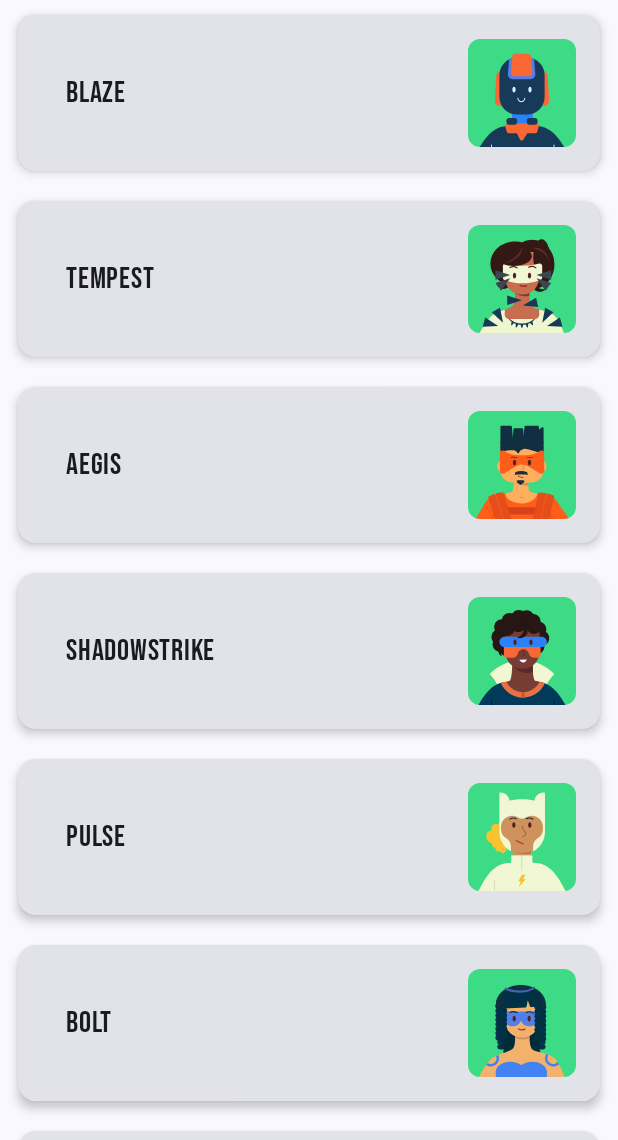
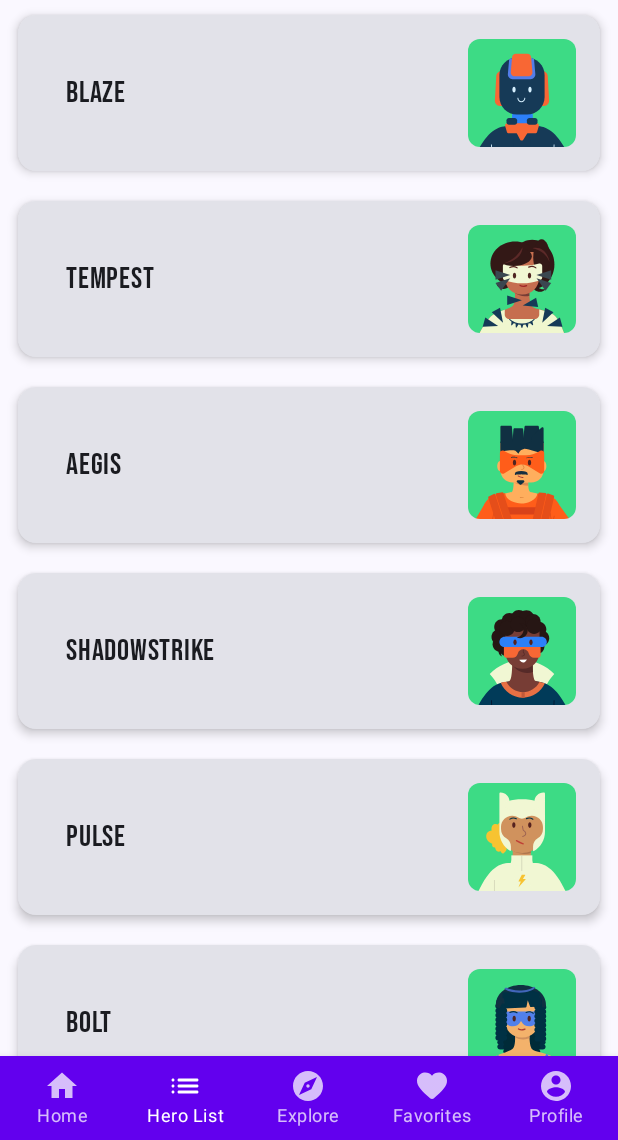
Before and after one commit to ashwanil23/Project-SuperHero-App, an Android app built with Jetpack Compose: the screen it shows after launch (MainActivity), on a phone screen of 412 x 824 dp, the part 96-1236 px from its top. Run offline under Robolectric (Android 15) with nearby library versions, the phone set to English and light mode, and no system bars; our stand-ins replace window size class; Roboto replaces fonts that are not available here.

Commit message:
24-10-24

```diff
--- a/app/build.gradle.kts
+++ b/app/build.gradle.kts
@@ -75,4 +75,5 @@ dependencies {
     implementation("androidx.lifecycle:lifecycle-viewmodel-compose:2.6.1")
     implementation("androidx.compose.material:material-icons-extended:<version>")
     implementation("androidx.compose.material3:material3-window-size-class")
+    implementation ("androidx.compose.material:material:1.3.0")
 }
--- /dev/null
+++ b/app/src/main/java/com/kingkong/practicescrollablelistanimationsactivitylifecycles/enumClass/AppNavType.kt
@@ -0,0 +1,5 @@
+package com.kingkong.practicescrollablelistanimationsactivitylifecycles.enumClass
+
+enum class AppNavType {
+    BOTTOM_NAVIGATION, NAVIGATION_RAIL, PERMANENT_NAVIGATION_DRAWER
+}
--- /dev/null
+++ b/app/src/main/java/com/kingkong/practicescrollablelistanimationsactivitylifecycles/enumClass/Page.kt
@@ -0,0 +1,10 @@
+package com.kingkong.practicescrollablelistanimationsactivitylifecycles.enumClass
+
+enum class Page {
+    HERO_LIST,
+    HERO_PROFILE,
+    HOME,
+    FAVORITES,
+    EXPLORE,
+    PROFILE
+}
--- a/app/src/main/java/com/kingkong/practicescrollablelistanimationsactivitylifecycles/model/NavigationItemResource.kt
+++ b/app/src/main/java/com/kingkong/practicescrollablelistanimationsactivitylifecycles/model/NavigationItemResource.kt
@@ -103,6 +103,7 @@ object BottomNavItems {
         BottomNavItem(title = R.string.hero_list, icon = R.drawable.ic_list, route = "hero_list"),
         BottomNavItem(title = R.string.explore, icon = R.drawable.ic_explore, route = "explore"),
         BottomNavItem(title = R.string.favorites, icon = R.drawable.ic_favorite, route = "favorites"),
-        BottomNavItem(title = R.string.profile, icon = R.drawable.ic_profile, route = "profile")
+        BottomNavItem(title = R.string.profile, icon = R.drawable.ic_profile, route = "profile"),
+        BottomNavItem(title = R.string.support, icon = R.drawable.ic_support, route = "support"),
     )
 }
--- a/app/src/main/java/com/kingkong/practicescrollablelistanimationsactivitylifecycles/screen/App.kt
+++ b/app/src/main/java/com/kingkong/practicescrollablelistanimationsactivitylifecycles/screen/App.kt
@@ -23,8 +23,112 @@ import androidx.navigation.compose.currentBackStackEntryAsState
 import androidx.navigation.compose.rememberNavController
 import androidx.navigation.navArgument
 import com.kingkong.practicescrollablelistanimationsactivitylifecycles.Routes
+import com.kingkong.practicescrollablelistanimationsactivitylifecycles.enumClass.AppNavType
 import com.kingkong.practicescrollablelistanimationsactivitylifecycles.viewmodel.HomeScreenViewModel
 import com.kingkong.practicescrollablelistanimationsactivitylifecycles.viewmodel.NavigationItemViewModel
+//
+//@OptIn(ExperimentalMaterial3Api::class)
+//@Composable
+//fun SuperHeroApp(
+//    homeScreenViewModel: HomeScreenViewModel = viewModel(),
+//    navController: NavHostController = rememberNavController(),
+//    navigationItemViewModel: NavigationItemViewModel = viewModel(),
+//    windowSize: WindowWidthSizeClass
+//
+//) {
+////    val hero = Hero(
+////        R.string.hero1,
+////        R.string.description1,
+////        R.drawable.android_superhero1
+////    )
+////    Scaffold(
+////        modifier = Modifier.fillMaxSize(),
+////        topBar = { SuperHeroAppTopBar() }
+////    ) { paddingValues ->
+////        Column(modifier = Modifier.padding(paddingValues)) {
+////            val hero = hero//HeroDataResource.heroList.getOrNull(0) // Ensure hero exists
+////            //hero?.let {
+//////                ScrollableHeroListItem(hero = it, modifier = Modifier.fillMaxWidth())
+//////            }
+////            ScrollableHeroListItem(hero = hero)
+////        }
+////    }
+//    //        val heroes = HeroDataResource.heroList
+//    //        ScrollableHeroList(heroes = heroes, modifier = Modifier.padding(it))
+//
+//    var isMenuClicked by rememberSaveable { mutableStateOf(false) }
+//    val scrollBehavior = TopAppBarDefaults.exitUntilCollapsedScrollBehavior(rememberTopAppBarState())
+//    val backStackEntry by navController.currentBackStackEntryAsState()
+//    val currentScreen = backStackEntry?.destination?.route?: Routes.HERO_LIST
+//    val navigationType: AppNavType
+//    when (windowSize) {
+//        WindowWidthSizeClass.Compact -> {
+//            navigationType = AppNavType.BOTTOM_NAVIGATION
+//        }
+//        WindowWidthSizeClass.Medium -> {
+//            navigationType = AppNavType.NAVIGATION_RAIL
+//        }
+//        WindowWidthSizeClass.Expanded -> {
+//            navigationType = AppNavType.PERMANENT_NAVIGATION_DRAWER
+//        }
+//        else -> {
+//            navigationType = AppNavType.BOTTOM_NAVIGATION
+//        }
+//    }
+//
+//    ModelNavigationDrawer(
+//        isMenuClicked = isMenuClicked,
+//        onDrawerClose = { isMenuClicked = false }
+//    ){
+//        Scaffold(
+//            modifier = Modifier
+//                .fillMaxSize(),
+//            topBar = {
+//                SuperHeroAppTopBar(
+//                    scrollBehavior,
+//                    currentScreen = currentScreen,
+//                    canNavigateBack = navController.previousBackStackEntry != null,
+//                    navigateUp = {navController.navigateUp()},
+//                    onMenuClicked = { isMenuClicked = !isMenuClicked }
+//                )
+//            },
+//            bottomBar = {
+//                if (navigationType == AppNavType.BOTTOM_NAVIGATION) {
+//                    BottomNavigationBar(navigationItemViewModel)
+//                }
+//            }
+//        ) { innerPadding ->
+//            val uiState by homeScreenViewModel.uiState.collectAsState()
+//            NavHost(
+//                navController = navController,
+//                startDestination = Routes.HERO_LIST
+//            ) {
+//                composable(route = Routes.HERO_LIST) {
+//                    ScrollableHeroList(
+//                        homeScreenViewModel,
+//                        modifier = Modifier.padding(innerPadding),
+//                        onHeroSelected = { heroId ->
+//                            navController.navigate("hero_profile/$heroId")
+//                        }
+//                    )
+//                }
+//                composable(
+//                    route = Routes.HERO_PROFILE,
+//                    arguments = listOf(navArgument("heroId") { type = NavType.IntType })
+//                ) { backStackEntry ->
+//                    val heroId = backStackEntry.arguments?.getInt("heroId") ?: 0
+//                    HeroProfile(
+//                        homeScreenViewModel,
+//                        modifier = Modifier.padding(innerPadding),
+//                        heroId = heroId
+//                    )
+//                }
+//                //        val heroes = HeroDataResource.heroList
+//                //        ScrollableHeroList(heroes = heroes, modifier = Modifier.padding(it))
+//            }
+//        }
+//    }
+//}
 
 @OptIn(ExperimentalMaterial3Api::class)
 @Composable
@@ -32,55 +136,40 @@ fun SuperHeroApp(
     homeScreenViewModel: HomeScreenViewModel = viewModel(),
     navController: NavHostController = rememberNavController(),
     navigationItemViewModel: NavigationItemViewModel = viewModel(),
-    windowSize: WindowWidthSizeClass
+    windowSize: WindowWidthSizeClass,
+    navigationViewModel: NavigationItemViewModel = viewModel()
 ) {
-//    val hero = Hero(
-//        R.string.hero1,
-//        R.string.description1,
-//        R.drawable.android_superhero1
-//    )
-//    Scaffold(
-//        modifier = Modifier.fillMaxSize(),
-//        topBar = { SuperHeroAppTopBar() }
-//    ) { paddingValues ->
-//        Column(modifier = Modifier.padding(paddingValues)) {
-//            val hero = hero//HeroDataResource.heroList.getOrNull(0) // Ensure hero exists
-//            //hero?.let {
-////                ScrollableHeroListItem(hero = it, modifier = Modifier.fillMaxWidth())
-////            }
-//            ScrollableHeroListItem(hero = hero)
-//        }
-//    }
-    //        val heroes = HeroDataResource.heroList
-    //        ScrollableHeroList(heroes = heroes, modifier = Modifier.padding(it))
-
     var isMenuClicked by rememberSaveable { mutableStateOf(false) }
     val scrollBehavior = TopAppBarDefaults.exitUntilCollapsedScrollBehavior(rememberTopAppBarState())
     val backStackEntry by navController.currentBackStackEntryAsState()
-    val currentScreen = backStackEntry?.destination?.route?: Routes.HERO_LIST
-
-//    when(windowSize){
-//        WindowWidthSizeClass.Compact -> CompactScreen(navController, navigationItemViewModel)
-//        WindowWidthSizeClass.Medium -> MediumScreen(navController, navigationItemViewModel)
-//        WindowWidthSizeClass.Expanded -> ExpandedScreen(navController, navigationItemViewModel)
-//        else -> CompactScreen(navController, navigationItemViewModel)
-//    }
+    val currentScreen = backStackEntry?.destination?.route ?: Routes.HERO_LIST
+    val navigationType = when (windowSize) {
+        WindowWidthSizeClass.Compact -> AppNavType.BOTTOM_NAVIGATION
+        WindowWidthSizeClass.Medium -> AppNavType.NAVIGATION_RAIL
+        WindowWidthSizeClass.Expanded -> AppNavType.PERMANENT_NAVIGATION_DRAWER
+        else -> AppNavType.BOTTOM_NAVIGATION
+    }
 
     ModelNavigationDrawer(
         isMenuClicked = isMenuClicked,
-        onDrawerClose = { isMenuClicked = false }
-    ){
+        onDrawerClose = { isMenuClicked = false },
+        navigationItemViewModel = navigationItemViewModel
+    ) {
         Scaffold(
-            modifier = Modifier
-                .fillMaxSize(),
+            modifier = Modifier.fillMaxSize(),
             topBar = {
                 SuperHeroAppTopBar(
-                    scrollBehavior,
+                    scrollBehavior = scrollBehavior,
                     currentScreen = currentScreen,
                     canNavigateBack = navController.previousBackStackEntry != null,
-                    navigateUp = {navController.navigateUp()},
+                    navigateUp = { navController.navigateUp() },
                     onMenuClicked = { isMenuClicked = !isMenuClicked }
                 )
+            },
+            bottomBar = {
+                if (navigationType == AppNavType.BOTTOM_NAVIGATION) {
+                    BottomNavigationBar(navigationViewModel)
+                }
             }
         ) { innerPadding ->
             val uiState by homeScreenViewModel.uiState.collectAsState()
@@ -108,8 +197,6 @@ fun SuperHeroApp(
                         heroId = heroId
                     )
                 }
-                //        val heroes = HeroDataResource.heroList
-                //        ScrollableHeroList(heroes = heroes, modifier = Modifier.padding(it))
             }
         }
     }
--- /dev/null
+++ b/app/src/main/java/com/kingkong/practicescrollablelistanimationsactivitylifecycles/screen/BottomNavigationBar.kt
@@ -0,0 +1,52 @@
+package com.kingkong.practicescrollablelistanimationsactivitylifecycles.screen
+
+import androidx.compose.material.BottomNavigation
+import androidx.compose.material.BottomNavigationItem
+import androidx.compose.material.Icon
+import androidx.compose.material.Text
+import androidx.compose.runtime.Composable
+import androidx.compose.runtime.collectAsState
+import androidx.compose.runtime.getValue
+import androidx.compose.ui.res.painterResource
+import androidx.navigation.NavController
+import com.kingkong.practicescrollablelistanimationsactivitylifecycles.R
+import com.kingkong.practicescrollablelistanimationsactivitylifecycles.enumClass.Page
+import com.kingkong.practicescrollablelistanimationsactivitylifecycles.viewmodel.NavigationItemViewModel
+
+@Composable
+fun BottomNavigationBar(navigationViewModel: NavigationItemViewModel) {
+    val navigationUiState by navigationViewModel.uiState.collectAsState()
+
+    BottomNavigation {
+        BottomNavigationItem(
+            selected = navigationUiState.currentPage == Page.HOME,
+            onClick = { navigationViewModel.selectPage(Page.HOME) },
+            icon = { Icon(painterResource(id = R.drawable.ic_home), contentDescription = "Home") },
+            label = { Text("Home") }
+        )
+        BottomNavigationItem(
+            selected = navigationUiState.currentPage == Page.HERO_LIST,
+            onClick = { navigationViewModel.selectPage(Page.HERO_LIST) },
+            icon = { Icon(painterResource(id = R.drawable.ic_list), contentDescription = "Hero List") },
+            label = { Text("Hero List") }
+        )
+        BottomNavigationItem(
+            selected = navigationUiState.currentPage == Page.EXPLORE,
+            onClick = { navigationViewModel.selectPage(Page.EXPLORE) },
+            icon = { Icon(painterResource(id = R.drawable.ic_explore), contentDescription = "Explore") },
+            label = { Text("Explore") }
+        )
+        BottomNavigationItem(
+            selected = navigationUiState.currentPage == Page.FAVORITES,
+            onClick = { navigationViewModel.selectPage(Page.FAVORITES) },
+            icon = { Icon(painterResource(id = R.drawable.ic_favorite), contentDescription = "Favorites") },
+            label = { Text("Favorites") }
+        )
+        BottomNavigationItem(
+            selected = navigationUiState.currentPage == Page.PROFILE,
+            onClick = { navigationViewModel.selectPage(Page.PROFILE) },
+            icon = { Icon(painterResource(id = R.drawable.ic_profile), contentDescription = "Profile") },
+            label = { Text("Profile") }
+        )
+    }
+}
--- a/app/src/main/java/com/kingkong/practicescrollablelistanimationsactivitylifecycles/screen/NavigationDrawer.kt
+++ b/app/src/main/java/com/kingkong/practicescrollablelistanimationsactivitylifecycles/screen/NavigationDrawer.kt
@@ -255,5 +255,4 @@ fun SuperHeroAppTopBar(
         scrollBehavior = scrollBehavior,
         colors = TopAppBarDefaults.topAppBarColors(containerColor = MaterialTheme.colorScheme.secondaryContainer)
     )
-
 }
--- a/app/src/main/java/com/kingkong/practicescrollablelistanimationsactivitylifecycles/viewmodel/HomeListScreenViewModel.kt
+++ b/app/src/main/java/com/kingkong/practicescrollablelistanimationsactivitylifecycles/viewmodel/HomeListScreenViewModel.kt
@@ -8,7 +8,8 @@ import kotlinx.coroutines.flow.StateFlow
 import kotlinx.coroutines.flow.asStateFlow
 
 data class HomeScreenUiState(
-    val heroes: List<Hero> = HeroDataResource.heroList
+    val heroes: List<Hero> = HeroDataResource.heroList,
+    val isShowingHomepage: Boolean = true
 )
 class HomeScreenViewModel: ViewModel() {
     private val _uiState = MutableStateFlow(HomeScreenUiState())
--- a/app/src/main/java/com/kingkong/practicescrollablelistanimationsactivitylifecycles/viewmodel/NavigationItemViewModel.kt
+++ b/app/src/main/java/com/kingkong/practicescrollablelistanimationsactivitylifecycles/viewmodel/NavigationItemViewModel.kt
@@ -1,6 +1,7 @@
 package com.kingkong.practicescrollablelistanimationsactivitylifecycles.viewmodel
 
 import androidx.lifecycle.ViewModel
+import com.kingkong.practicescrollablelistanimationsactivitylifecycles.enumClass.Page
 import com.kingkong.practicescrollablelistanimationsactivitylifecycles.enumClass.UserRole
 import com.kingkong.practicescrollablelistanimationsactivitylifecycles.model.BottomNavItem
 import com.kingkong.practicescrollablelistanimationsactivitylifecycles.model.BottomNavItems
@@ -10,9 +11,11 @@ import kotlinx.coroutines.flow.MutableStateFlow
 import kotlinx.coroutines.flow.StateFlow
 import kotlinx.coroutines.flow.asStateFlow
 
+
 data class NavigationItemUiState(
     val items: List<NavigationItem> = NavigationItemResource.navigationItems,
-    val bottomNavItem: List<BottomNavItem> = BottomNavItems.bottomNavigationItems
+    val bottomNavItem: List<BottomNavItem> = BottomNavItems.bottomNavigationItems,
+    val currentPage: Page = Page.HERO_LIST
 )
 class NavigationItemViewModel : ViewModel() {
     private val _uiState = MutableStateFlow(NavigationItemUiState())
@@ -20,6 +23,7 @@ class NavigationItemViewModel : ViewModel() {
     init {
         loadItems(UserRole.REGULAR_USER)
         loadBottomNavItems()
+        selectPage(Page.HERO_LIST)
     }
 
     fun loadItems(userRole: UserRole) {
@@ -32,4 +36,7 @@ class NavigationItemViewModel : ViewModel() {
     fun loadBottomNavItems(){
         _uiState.value = NavigationItemUiState(bottomNavItem = BottomNavItems.bottomNavigationItems)
     }
+    fun selectPage(page: Page) {
+        _uiState.value = NavigationItemUiState(currentPage = page)
+    }
 }
--- /dev/null
+++ b/app/src/main/res/drawable/ic_support.xml
@@ -0,0 +1,11 @@
+<vector xmlns:android="http://schemas.android.com/apk/res/android" android:height="24dp" android:tint="#000000" android:viewportHeight="24" android:viewportWidth="24" android:width="24dp">
+
+    <path android:fillColor="@android:color/white" android:pathData="M21,12.22C21,6.73 16.74,3 12,3c-4.69,0 -9,3.65 -9,9.28C2.4,12.62 2,13.26 2,14v2c0,1.1 0.9,2 2,2h1v-6.1c0,-3.87 3.13,-7 7,-7s7,3.13 7,7V19h-8v2h8c1.1,0 2,-0.9 2,-2v-1.22c0.59,-0.31 1,-0.92 1,-1.64v-2.3C22,13.14 21.59,12.53 21,12.22z"/>
+
+    <path android:fillColor="@android:color/white" android:pathData="M9,13m-1,0a1,1 0,1 1,2 0a1,1 0,1 1,-2 0"/>
+
+    <path android:fillColor="@android:color/white" android:pathData="M15,13m-1,0a1,1 0,1 1,2 0a1,1 0,1 1,-2 0"/>
+
+    <path android:fillColor="@android:color/white" android:pathData="M18,11.03C17.52,8.18 15.04,6 12.05,6c-3.03,0 -6.29,2.51 -6.03,6.45c2.47,-1.01 4.33,-3.21 4.86,-5.89C12.19,9.19 14.88,11 18,11.03z"/>
+
+</vector>
--- a/app/src/main/res/values/strings.xml
+++ b/app/src/main/res/values/strings.xml
@@ -76,5 +76,5 @@
     <string name="notifications">Notifications</string>
     <string name="achievements">Achievements</string>
     <string name="logout">Logout</string>
-
+    <string name="support">Support</string>
 </resources>
```
